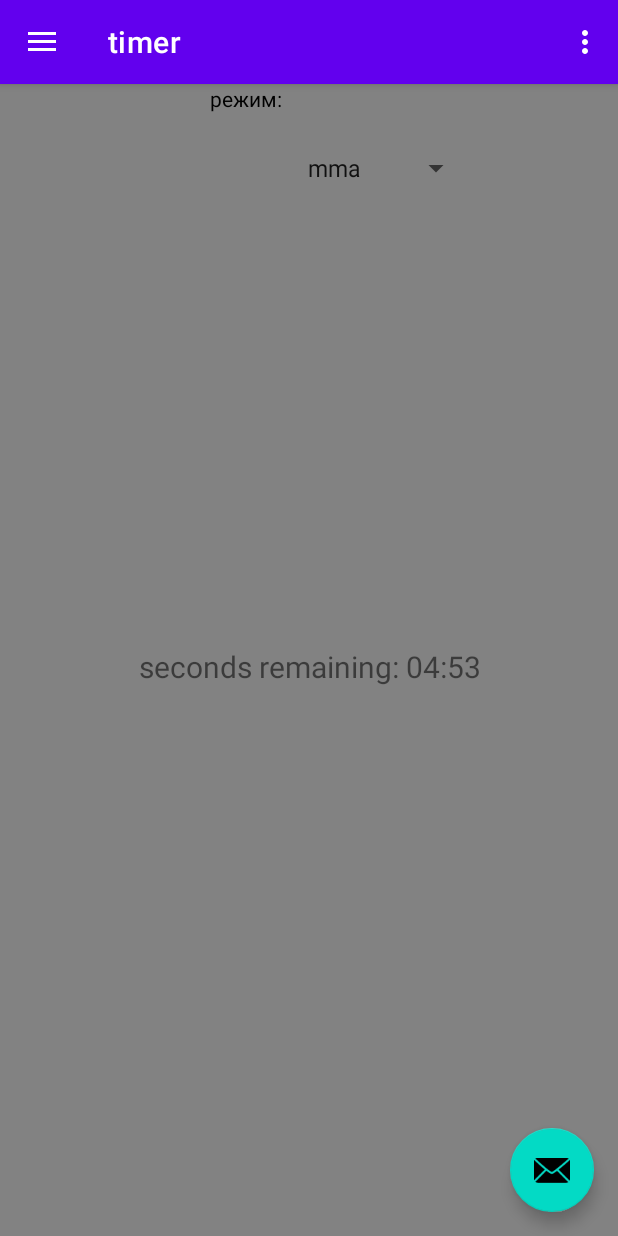
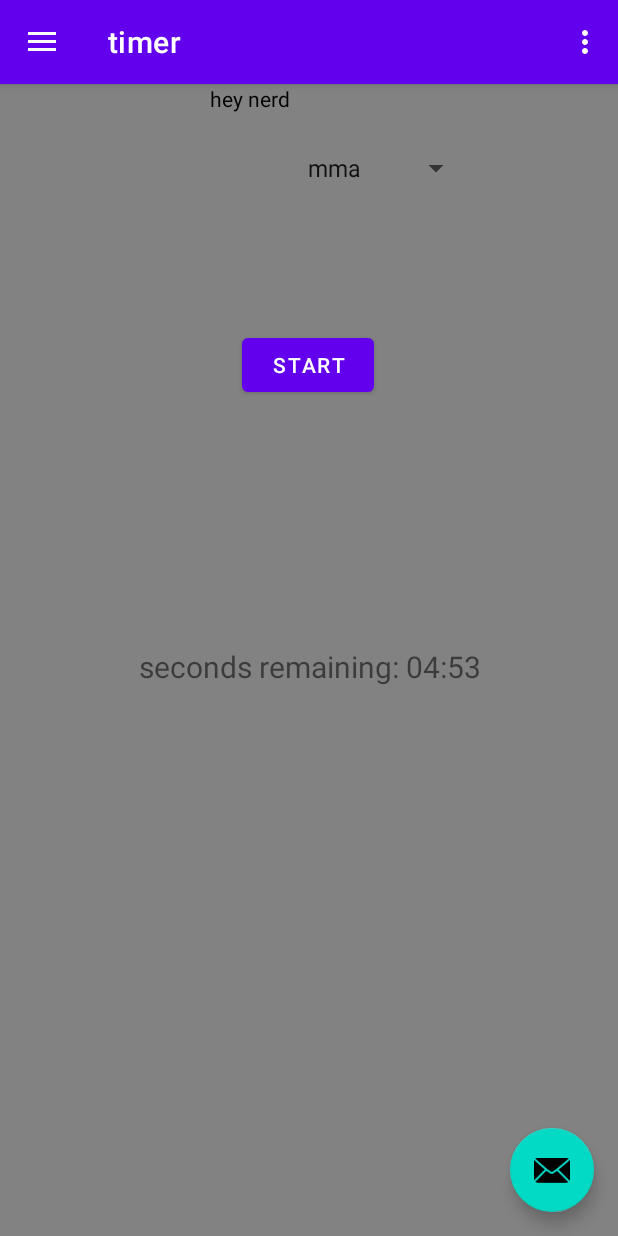
Before and after one commit to KostinMikhail/BoxingTimer, an Android app: the screen it shows after launch (MainActivity), on a phone screen of 412 x 824 dp. Run offline under Robolectric (Android 15) with nearby library versions, the light colour scheme and no system bars; our stand-ins replace navigation-ui.

Commit message:
binding almost understandable

```diff
--- a/app/build.gradle
+++ b/app/build.gradle
@@ -97,4 +97,6 @@ dependencies {
 
     androidTestImplementation "androidx.test.ext:junit:1.1.2"
     androidTestImplementation "androidx.test.espresso:espresso-core:3.3.0"
+
+
 }
--- a/app/src/main/java/com/example/timeplateactivity/ui/home/HomeFragment.kt
+++ b/app/src/main/java/com/example/timeplateactivity/ui/home/HomeFragment.kt
@@ -7,9 +7,13 @@ import android.text.format.DateFormat
 import android.view.LayoutInflater
 import android.view.View
 import android.view.ViewGroup
+import android.widget.Button
 import android.widget.TextView
+import android.widget.Toast
 import androidx.fragment.app.Fragment
+import androidx.fragment.app.viewModels
 import androidx.lifecycle.ViewModelProvider
+import com.example.timeplateactivity.R
 
 import com.example.timeplateactivity.databinding.FragmentHomeBinding
 import java.lang.String.format
@@ -19,29 +23,41 @@ import java.util.*
 import java.util.concurrent.TimeUnit
 
 
-class HomeFragment : Fragment() {
 
-    private var _binding: FragmentHomeBinding? = null
 
-    // This property is only valid between onCreateView and
-    // onDestroyView.
+class HomeFragment : Fragment(R.layout.fragment_home) {
+
+
+
+
+   private var _binding: FragmentHomeBinding? = null
     private val binding get() = _binding!!
 
     override fun onCreateView(
+
         inflater: LayoutInflater,
         container: ViewGroup?,
         savedInstanceState: Bundle?
-    ): View {
+    )  : View {
+
+
+
         val homeViewModel =
             ViewModelProvider(this).get(HomeViewModel::class.java)
 
         _binding = FragmentHomeBinding.inflate(inflater, container, false)
         val root: View = binding.root
-
         val textView: TextView = binding.textHome
         homeViewModel.text.observe(viewLifecycleOwner) {
             textView.text = it
+
         }
+
+
+//        binding.btnStart.setOnClickListener{ viewModel.userClicked() }
+        binding.textView2.text = "hey nerd"
+
+
         object : CountDownTimer(300000, 1000) {
 // метод ChangeColour1 - изменить цвет, когда начинается онтик, когда он заканчивается, вернуть вьюбэкграунд колор = грин
             override fun onTick(millisUntilFinished: Long) {
--- a/app/src/main/res/layout/fragment_home.xml
+++ b/app/src/main/res/layout/fragment_home.xml
@@ -49,6 +49,18 @@
         android:textColor="@color/yellow"
         />
 
+    <Button
+        android:id="@+id/btnStart"
+        android:layout_width="wrap_content"
+        android:layout_height="wrap_content"
+        android:text="start"
+        app:layout_constraintBottom_toTopOf="@+id/text_home"
+        app:layout_constraintEnd_toEndOf="parent"
+        app:layout_constraintHorizontal_bias="0.498"
+        app:layout_constraintStart_toStartOf="parent"
+        app:layout_constraintTop_toTopOf="parent"
+
+        />
 
 
 </androidx.constraintlayout.widget.ConstraintLayout>
--- a/app/src/main/res/values/strings.xml
+++ b/app/src/main/res/values/strings.xml
@@ -19,6 +19,6 @@
         <item>preset2</item>
     </string-array>
 
-
+    <string name="test">ViewBindingSample</string>
 
 </resources>
```
Also changed, not shown: app/src/main/java/com/example/timeplateactivity/MainActivity.kt (+9 -3 lines), build.gradle (+5 -3 lines).
